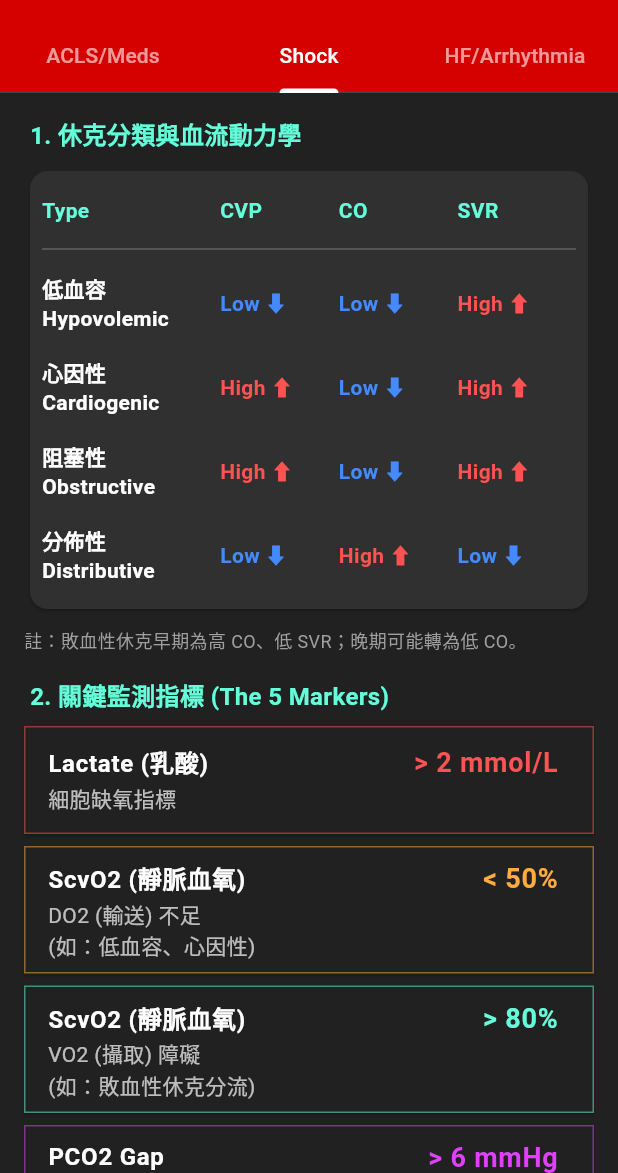
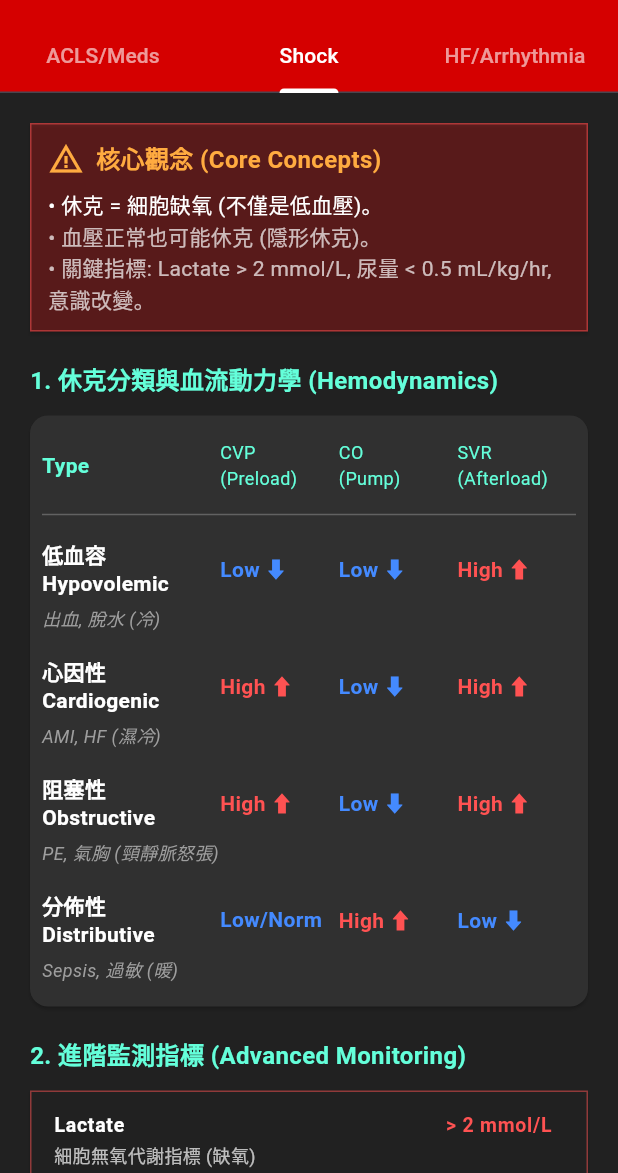
Before and after one commit to b101108063-ops/icu_pocket_guide, a Flutter app: the CvsMenuScreen screen opened directly, tab 2 chosen, on a phone screen of 412 x 824 dp, the part 63-1236 px from its top. Run offline on Flutter 3.47's test engine with Material 3 defaults, Android fonts, the phone set to English and light mode, and no system bars.

Commit message:
Update Shock Protocol with Hemodynamics

```diff
--- a/lib/screens/menus/cvs_menu_screen.dart
+++ b/lib/screens/menus/cvs_menu_screen.dart
@@ -20,7 +20,7 @@ class CvsMenuScreen extends StatelessWidget {
             unselectedLabelColor: Colors.white60,
             tabs: [
               Tab(text: "ACLS/Meds"),
-              Tab(text: "Shock"), // 休克處置
+              Tab(text: "Shock"), // 這裡
               Tab(text: "HF/Arrhythmia"),
             ],
           ),
@@ -29,7 +29,7 @@ class CvsMenuScreen extends StatelessWidget {
         body: TabBarView(
           children: [
             const ErMedsScreen(),
-            const ShockScreen(), // <--- 2. 這裡替換原本的 _buildPlaceholder
+            const ShockScreen(), // 確認這裡使用了 ShockScreen
             _buildPlaceholder("Heart Failure\n(Coming Soon)"),
           ],
         ),
--- a/lib/screens/shock_screen.dart
+++ b/lib/screens/shock_screen.dart
@@ -11,35 +11,86 @@ class ShockScreen extends StatelessWidget {
       child: ListView(
         padding: const EdgeInsets.all(16),
         children: [
-          _buildHeader("1. 休克分類與血流動力學"),
+          // 1. 核心觀念 (警示卡)
+          _buildWarningCard(),
+          const SizedBox(height: 16),
+
+          // 2. 血流動力學鑑別 (表格)
+          _buildHeader("1. 休克分類與血流動力學 (Hemodynamics)"),
           _buildHemodynamicsTable(),
-          const SizedBox(height: 8),
-          const Text(
-            "註：敗血性休克早期為高 CO、低 SVR；晚期可能轉為低 CO。",
-            style: TextStyle(color: Colors.grey, fontSize: 12),
-          ),
+          const SizedBox(height: 16),
 
+          // 3. 進階監測 (數值意義)
+          _buildHeader("2. 進階監測指標 (Advanced Monitoring)"),
+          _buildMonitoringSection(),
           const SizedBox(height: 16),
-          _buildHeader("2. 關鍵監測指標 (The 5 Markers)"),
-          _buildMonitoringSection(),
 
+          // 4. 通用處置 (Step-by-Step)
+          _buildHeader("3. 通用處置 (General Management)"),
+          _buildManagementSteps(),
           const SizedBox(height: 16),
-          _buildHeader("3. 治療策略 (Management)"),
-          _buildManagementSteps(),
 
+          // 5. 特定治療 (Sepsis, Cardiogenic...)
+          _buildHeader("4. 特定休克治療 (Specific Tx)"),
+          _buildSpecificTxSection(),
           const SizedBox(height: 16),
-          _buildHeader("4. 復甦目標 (Goals)"),
+
+          // 6. 復甦目標 (Goals)
+          _buildHeader("5. 復甦目標 (Goals of Resuscitation)"),
           _buildGoalCard(),
 
-          const SizedBox(height: 24),
-          _buildResidentNote(),
           const SizedBox(height: 30),
         ],
       ),
     );
   }
 
-  // --- 1. 血流動力學表格 ---
+  // --- 1. 核心觀念警示卡 ---
+  Widget _buildWarningCard() {
+    return Card(
+      color: Colors.red[900]!.withOpacity(0.4),
+      shape: RoundedRectangleBorder(
+        side: BorderSide(color: Colors.redAccent.withOpacity(0.5)),
+      ),
+      child: Padding(
+        padding: const EdgeInsets.all(12.0),
+        child: Column(
+          crossAxisAlignment: CrossAxisAlignment.start,
+          children: const [
+            Row(
+              children: [
+                Icon(Icons.warning_amber, color: Colors.orangeAccent),
+                SizedBox(width: 8),
+                Text(
+                  "核心觀念 (Core Concepts)",
+                  style: TextStyle(
+                    color: Colors.orangeAccent,
+                    fontWeight: FontWeight.bold,
+                    fontSize: 16,
+                  ),
+                ),
+              ],
+            ),
+            SizedBox(height: 8),
+            Text(
+              "• 休克 = 細胞缺氧 (不僅是低血壓)。",
+              style: TextStyle(color: Colors.white),
+            ),
+            Text(
+              "• 血壓正常也可能休克 (隱形休克)。",
+              style: TextStyle(color: Colors.white70),
+            ),
+            Text(
+              "• 關鍵指標: Lactate > 2 mmol/L, 尿量 < 0.5 mL/kg/hr, 意識改變。",
+              style: TextStyle(color: Colors.white70),
+            ),
+          ],
+        ),
+      ),
+    );
+  }
+
+  // --- 2. 血流動力學表格 ---
   Widget _buildHemodynamicsTable() {
     return Card(
       color: Colors.grey[850],
@@ -47,12 +98,74 @@ class ShockScreen extends StatelessWidget {
         padding: const EdgeInsets.all(8.0),
         child: Column(
           children: [
-            _buildTableRow("Type", "CVP", "CO", "SVR", isHeader: true),
+            // 表頭
+            Padding(
+              padding: const EdgeInsets.symmetric(vertical: 8.0),
+              child: Row(
+                children: const [
+                  Expanded(
+                    flex: 3,
+                    child: Text(
+                      "Type",
+                      style: TextStyle(
+                        color: Colors.tealAccent,
+                        fontWeight: FontWeight.bold,
+                      ),
+                    ),
+                  ),
+                  Expanded(
+                    flex: 2,
+                    child: Text(
+                      "CVP\n(Preload)",
+                      style: TextStyle(color: Colors.tealAccent, fontSize: 12),
+                    ),
+                  ),
+                  Expanded(
+                    flex: 2,
+                    child: Text(
+                      "CO\n(Pump)",
+                      style: TextStyle(color: Colors.tealAccent, fontSize: 12),
+                    ),
+                  ),
+                  Expanded(
+                    flex: 2,
+                    child: Text(
+                      "SVR\n(Afterload)",
+                      style: TextStyle(color: Colors.tealAccent, fontSize: 12),
+                    ),
+                  ),
+                ],
+              ),
+            ),
             const Divider(color: Colors.white24),
-            _buildTableRow("低血容\nHypovolemic", "Low ⬇", "Low ⬇", "High ⬆"),
-            _buildTableRow("心因性\nCardiogenic", "High ⬆", "Low ⬇", "High ⬆"),
-            _buildTableRow("阻塞性\nObstructive", "High ⬆", "Low ⬇", "High ⬆"),
-            _buildTableRow("分佈性\nDistributive", "Low ⬇", "High ⬆", "Low ⬇"),
+            _buildTableRow(
+              "低血容\nHypovolemic",
+              "Low ⬇",
+              "Low ⬇",
+              "High ⬆",
+              "出血, 脫水 (冷)",
+            ),
+            _buildTableRow(
+              "心因性\nCardiogenic",
+              "High ⬆",
+              "Low ⬇",
+              "High ⬆",
+              "AMI, HF (濕冷)",
+            ),
+            _buildTableRow(
+              "阻塞性\nObstructive",
+              "High ⬆",
+              "Low ⬇",
+              "High ⬆",
+              "PE, 氣胸 (頸靜脈怒張)",
+            ),
+            _buildTableRow(
+              "分佈性\nDistributive",
+              "Low/Norm",
+              "High ⬆",
+              "Low ⬇",
+              "Sepsis, 過敏 (暖)",
+            ),
           ],
         ),
       ),
@@ -63,86 +176,89 @@ class ShockScreen extends StatelessWidget {
     String type,
     String cvp,
     String co,
-    String svr, {
-    bool isHeader = false,
-  }) {
-    TextStyle style = TextStyle(
-      color: isHeader ? Colors.tealAccent : Colors.white,
-      fontWeight: isHeader ? FontWeight.bold : FontWeight.normal,
-      fontSize: 14,
-    );
-
+    String svr,
+    String note,
+  ) {
     return Padding(
       padding: const EdgeInsets.symmetric(vertical: 8.0),
-      child: Row(
+      child: Column(
+        crossAxisAlignment: CrossAxisAlignment.start,
         children: [
-          Expanded(
-            flex: 3,
+          Row(
+            children: [
+              Expanded(
+                flex: 3,
+                child: Text(
+                  type,
+                  style: const TextStyle(
+                    color: Colors.white,
+                    fontWeight: FontWeight.bold,
+                  ),
+                ),
+              ),
+              Expanded(flex: 2, child: _buildArrowText(cvp)),
+              Expanded(flex: 2, child: _buildArrowText(co)),
+              Expanded(flex: 2, child: _buildArrowText(svr)),
+            ],
+          ),
+          Padding(
+            padding: const EdgeInsets.only(top: 4.0),
             child: Text(
-              type,
-              style: style.copyWith(fontWeight: FontWeight.bold),
+              note,
+              style: const TextStyle(
+                color: Colors.grey,
+                fontSize: 12,
+                fontStyle: FontStyle.italic,
+              ),
             ),
           ),
-          Expanded(flex: 2, child: _buildArrowText(cvp, isHeader)),
-          Expanded(flex: 2, child: _buildArrowText(co, isHeader)),
-          Expanded(flex: 2, child: _buildArrowText(svr, isHeader)),
         ],
       ),
     );
   }
 
-  Widget _buildArrowText(String text, bool isHeader) {
-    if (isHeader)
-      return Text(
-        text,
-        style: const TextStyle(
-          color: Colors.tealAccent,
-          fontWeight: FontWeight.bold,
-        ),
-      );
-
+  Widget _buildArrowText(String text) {
     Color color = Colors.white;
     if (text.contains("High") || text.contains("⬆")) color = Colors.redAccent;
     if (text.contains("Low") || text.contains("⬇")) color = Colors.blueAccent;
-
     return Text(
       text,
       style: TextStyle(color: color, fontWeight: FontWeight.bold),
     );
   }
 
-  // --- 2. 監測指標 ---
+  // --- 3. 進階監測指標 ---
   Widget _buildMonitoringSection() {
     return Column(
       children: [
         _buildMonitorCard(
-          "Lactate (乳酸)",
+          "Lactate",
           "> 2 mmol/L",
-          "細胞缺氧指標",
+          "細胞無氧代謝指標 (缺氧)",
           Colors.redAccent,
         ),
         _buildMonitorCard(
-          "ScvO2 (靜脈血氧)",
-          "< 50%",
-          "DO2 (輸送) 不足\n(如：低血容、心因性)",
+          "SVV (Flotrac)",
+          "> 10-12%",
+          "Hypovolemia (欠水) -> 對輸液有反應",
+          Colors.blueAccent,
+        ),
+        _buildMonitorCard(
+          "CI (Cardiac Index)",
+          "< 2.5",
+          "心臟功能不佳 (Cardiogenic)",
           Colors.orangeAccent,
         ),
         _buildMonitorCard(
-          "ScvO2 (靜脈血氧)",
-          "> 80%",
-          "VO2 (攝取) 障礙\n(如：敗血性休克分流)",
-          Colors.tealAccent,
+          "SVRI",
+          "< 1700",
+          "血管擴張 (Vasodilation, Sepsis)",
+          Colors.purpleAccent,
         ),
         _buildMonitorCard(
           "PCO2 Gap",
           "> 6 mmHg",
-          "組織灌流不足 (Low flow)\n微循環障礙指標",
-          Colors.purpleAccent,
-        ),
-        _buildMonitorCard(
-          "Urine Output",
-          "< 0.5 mL/kg/hr",
-          "器官灌流不足早期徵象",
+          "組織灌流不足 (Low flow state)\n即使 BP 正常，微循環仍差",
           Colors.yellowAccent,
         ),
       ],
@@ -160,8 +276,8 @@ class ShockScreen extends StatelessWidget {
       shape: RoundedRectangleBorder(
         side: BorderSide(color: color.withOpacity(0.5)),
       ),
-      margin: const EdgeInsets.only(bottom: 8),
       child: ListTile(
+        dense: true,
         title: Row(
           mainAxisAlignment: MainAxisAlignment.spaceBetween,
           children: [
@@ -174,11 +290,7 @@ class ShockScreen extends StatelessWidget {
             ),
             Text(
               value,
-              style: TextStyle(
-                color: color,
-                fontWeight: FontWeight.bold,
-                fontSize: 18,
-              ),
+              style: TextStyle(color: color, fontWeight: FontWeight.bold),
             ),
           ],
         ),
@@ -187,17 +299,17 @@ class ShockScreen extends StatelessWidget {
     );
   }
 
-  // --- 3. 治療策略 ---
+  // --- 4. 通用處置 ---
   Widget _buildManagementSteps() {
     return Column(
       children: [
         _buildStepTile(
-          "Step 1: Fluid (輸液復甦)",
-          "首選晶體液 (Crystalloids)",
+          "Step 1: Fluid (液體復甦)",
+          "首選晶體液 (Lactated Ringer's > N/S)",
           [
             "Sepsis: 前 3hr 給予 30 ml/kg",
-            "種類: Ringer's Lactate 或 Plasma-Lyte",
-            "評估: 看 Fluid Challenge 後的 SV/PPV 變化 (不要只看 CVP)",
+            "評估: PLR test 或 Fluid challenge (500ml)",
+            "目標: 增加 SV 或 BP，避免過負荷",
           ],
           Icons.water_drop,
           Colors.blueAccent,
@@ -206,23 +318,12 @@ class ShockScreen extends StatelessWidget {
           "Step 2: Vasopressors (升壓)",
           "首選 Norepinephrine (Levophed)",
           [
-            "Levophed: Start 0.05-0.1 mcg/kg/min (5-10 mcg/min)。\n   特點: α1 強力收縮 + 微弱 β1。",
-            "Vasopressin: 第二線。當 Levo 高劑量 (>0.25) 時加入。\n   劑量: 固定 0.03-0.04 U/min (不滴定)。",
-            "Epinephrine: 過敏性休克首選。敗血症為後線 (易高乳酸)。",
-            "Phenylephrine: 純 α 作用。僅用於心跳過快時 (會降 CO)。",
+            "Levophed: Start 2-5 mcg/min (0.05-0.1 mcg/kg/min)",
+            "Vasopressin: 第二線。當 Levo > 0.25 mcg/kg/min 時加入。\n   劑量固定 0.03-0.04 U/min。",
+            "Phenylephrine: 純 α 作用。僅用於心跳過快時。",
           ],
           Icons.arrow_upward,
           Colors.redAccent,
-        ),
-        _buildStepTile(
-          "Step 3: Inotropes (強心)",
-          "CO 低 或 ScvO2 低時使用",
-          [
-            "Dobutamine: 敗血症合併心肌抑制時使用。",
-            "Refractory Shock: 考慮 Hydrocortisone 200mg/day (50mg IV Q6H)。",
-          ],
-          Icons.monitor_heart,
-          Colors.orangeAccent,
         ),
       ],
     );
@@ -238,12 +339,15 @@ class ShockScreen extends StatelessWidget {
     return Card(
       color: Colors.grey[850],
       child: ExpansionTile(
-        leading: Icon(icon, color: color, size: 32),
+        leading: Icon(icon, color: color, size: 28),
         title: Text(
           title,
           style: TextStyle(color: color, fontWeight: FontWeight.bold),
         ),
-        subtitle: Text(subtitle, style: const TextStyle(color: Colors.white60)),
+        subtitle: Text(
+          subtitle,
+          style: const TextStyle(color: Colors.white60, fontSize: 12),
+        ),
         children: details
             .map(
               (d) => ListTile(
@@ -257,7 +361,54 @@ class ShockScreen extends StatelessWidget {
     );
   }
 
-  // --- 4. 目標與筆記 ---
+  // --- 5. 特定治療 ---
+  Widget _buildSpecificTxSection() {
+    return Column(
+      children: [
+        _buildExpTile("A. 敗血性休克 (Sepsis Bundle)", [
+          "1. 測 Lactate, BC x 2, 給廣效抗生素 (1hr內)",
+          "2. Fluid 30 ml/kg (若 BP 低或 Lac > 4)",
+          "3. 若 MAP < 65: 用 Levophed",
+          "4. 若 Refractory: Hydrocortisone 200mg/day",
+        ], Colors.orangeAccent),
+        _buildExpTile("B. 心因性休克 (Cardiogenic)", [
+          "關鍵: 避免過度輸液",
+          "Dobutamine: 首選強心 (2-20 mcg/kg/min)。\n   注意: 可能降血壓，需配 Levo",
+          "處置: PCI, IABP, ECMO",
+        ], Colors.redAccent),
+        _buildExpTile("C. 阻塞性休克 (Obstructive)", [
+          "氣胸: 針刺減壓 / 胸管",
+          "Tamponade: 心包膜穿刺",
+          "PE: 溶栓 (Thrombolysis) 或 ECMO",
+        ], Colors.purpleAccent),
+      ],
+    );
+  }
+
+  Widget _buildExpTile(String title, List<String> items, Color color) {
+    return Card(
+      color: Colors.grey[900],
+      shape: RoundedRectangleBorder(
+        side: BorderSide(color: color.withOpacity(0.3)),
+      ),
+      child: ExpansionTile(
+        title: Text(
+          title,
+          style: TextStyle(color: color, fontWeight: FontWeight.bold),
+        ),
+        children: items
+            .map(
+              (i) => ListTile(
+                dense: true,
+                title: Text(i, style: const TextStyle(color: Colors.white70)),
+              ),
+            )
+            .toList(),
+      ),
+    );
+  }
+
+  // --- 6. 復甦目標 ---
   Widget _buildGoalCard() {
     return Card(
       color: Colors.green.withOpacity(0.1),
@@ -267,48 +418,14 @@ class ShockScreen extends StatelessWidget {
       child: const Padding(
         padding: EdgeInsets.all(16.0),
         child: Column(
-          crossAxisAlignment: CrossAxisAlignment.start,
           children: [
             _GoalRow("MAP", "≥ 65 mmHg"),
-            _GoalRow("Urine", "> 0.5 mL/kg/hr"),
-            _GoalRow("Lactate", "< 2 mmol/L (清除率)"),
+            _GoalRow("Urine", "≥ 0.5 mL/kg/hr"),
+            _GoalRow("Lactate", "< 2 mmol/L (下降中)"),
             _GoalRow("ScvO2", "> 70%"),
             _GoalRow("PCO2 Gap", "< 6 mmHg"),
           ],
         ),
-      ),
-    );
-  }
-
-  Widget _buildResidentNote() {
-    return Container(
-      padding: const EdgeInsets.all(12),
-      decoration: BoxDecoration(
-        color: Colors.amber.withOpacity(0.1),
-        borderRadius: BorderRadius.circular(8),
-        border: Border.all(color: Colors.amber),
-      ),
-      child: const Column(
-        crossAxisAlignment: CrossAxisAlignment.start,
-        children: [
-          Text(
-            "👨‍⚕️ 住院醫師小提醒 (Marino's Note):",
-            style: TextStyle(color: Colors.amber, fontWeight: FontWeight.bold),
-          ),
-          SizedBox(height: 8),
-          Text(
-            "1. 低血壓是休克的「結果」而非原因。休克是細胞缺氧。",
-            style: TextStyle(color: Colors.white70),
-          ),
-          Text(
-            "2. 不要只盯著血壓計！誤差很大。請看灌流 (Lactate, Urine, 手腳溫度)。",
-            style: TextStyle(color: Colors.white70),
-          ),
-          Text(
-            "3. 敗血性休克早期識別遵從 qSOFA 或 SOFA。",
-            style: TextStyle(color: Colors.white70),
-          ),
-        ],
       ),
     );
   }
```
Also changed, not shown: 1 other file.
